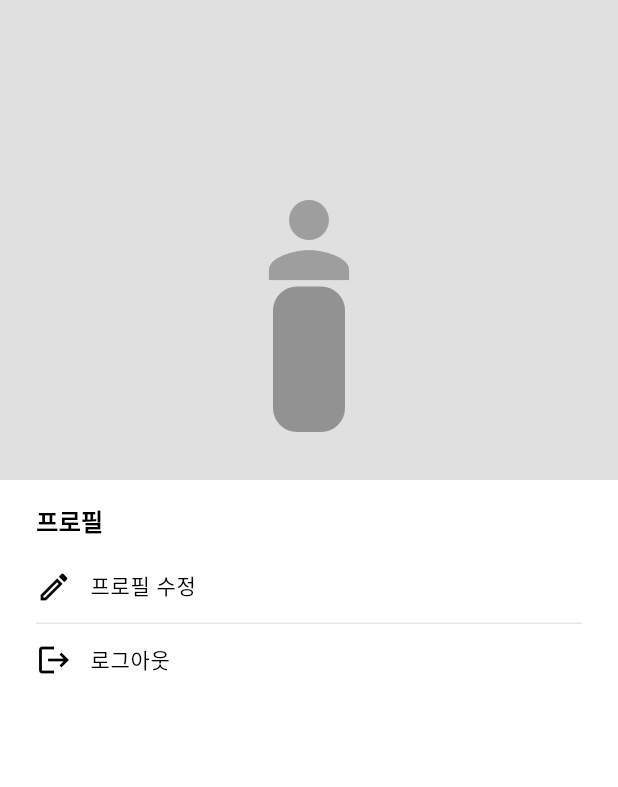
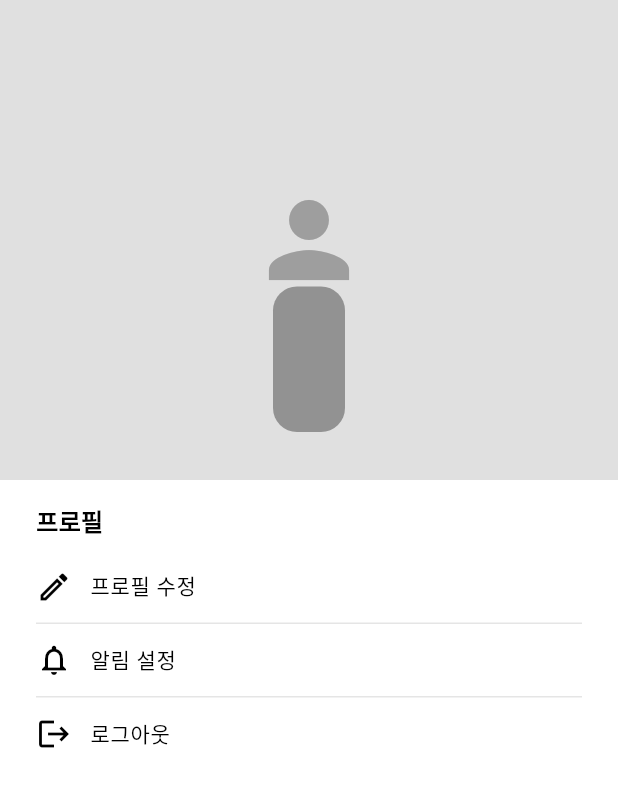
Before and after one commit to ayz1070/youmr_v2, a Flutter app: the ProfilePage screen opened directly, on a phone screen of 412 x 824 dp. Shown: the top 787 px of the screen. Run offline on Flutter 3.47's test engine with Material 3 defaults, Android fonts, the phone set to English and light mode, and no system bars; our stand-ins replace cloud_firestore, dartz, firebase_auth, firebase_core, firebase_messaging, firebase_storage and 10 more; accounts and stored records are empty; Roboto replaces fonts that are missing (Montserrat).

Commit message:
[refactor] 공통 위젯 개선 #8

```diff
--- a/lib/core/errors/app_failure.dart
+++ b/lib/core/errors/app_failure.dart
@@ -7,4 +7,10 @@ class AppFailure implements Exception {
   final String message;
   /// 생성자
   const AppFailure(this.message);
+
+  /// 인증 실패 에러
+  static const AppFailure unauthorized = AppFailure('인증에 실패했습니다.');
+
+  /// 서버 에러
+  static AppFailure serverError(String error) => AppFailure('서버 오류: $error');
 }
--- a/lib/core/services/admob_service.dart
+++ b/lib/core/services/admob_service.dart
@@ -9,6 +9,9 @@ class AdMobService {
 
   /// AdMob 초기화 여부
   bool _isInitialized = false;
+
+  /// AdMob Application ID (AndroidManifest.xml과 동일해야 함)
+  static const String _applicationId = 'ca-app-pub-3940256099942544~3347511713';
 
   /// 테스트 광고 ID들
   static const String _testBannerAdUnitId = 'ca-app-pub-3940256099942544/6300978111';
--- a/lib/features/profile/presentation/pages/profile_page.dart
+++ b/lib/features/profile/presentation/pages/profile_page.dart
@@ -4,6 +4,8 @@ import '../providers/profile_provider.dart';
 import '../../domain/entities/profile.dart';
 import 'profile_edit_page.dart';
 import '../../../auth/presentation/pages/profile_setup_page.dart';
+import '../../../notification/presentation/pages/notification_settings_page.dart';
+import '../../../notification/presentation/pages/admin_notification_page.dart';
 
 /// 프로필 탭 페이지 (Provider 기반)
 class ProfilePage extends ConsumerWidget {
@@ -114,7 +116,7 @@ class ProfilePage extends ConsumerWidget {
                       ],
                     ),
                   ),
-                  // 메뉴 리스트 (프로필 수정, 로그아웃)
+                  // 메뉴 리스트 (프로필 수정, 알림 설정, 로그아웃)
                   Padding(
                     padding: const EdgeInsets.symmetric(horizontal: 0),
                     child: Column(
@@ -129,6 +131,18 @@ class ProfilePage extends ConsumerWidget {
                             if (result == true) {
                               notifier.build(); // 프로필 정보 새로고침
                             }
+                          },
+                          contentPadding: const EdgeInsets.symmetric(horizontal: 24),
+                          visualDensity: VisualDensity.compact,
+                        ),
+                        const Divider(height: 1, thickness: 1, indent: 24, endIndent: 24),
+                        ListTile(
+                          leading: const Icon(Icons.notifications_outlined),
+                          title: const Text('알림 설정', style: TextStyle(fontSize: 14)),
+                          onTap: () {
+                            Navigator.of(context).push(
+                              MaterialPageRoute(builder: (_) => const NotificationSettingsPage()),
+                            );
                           },
                           contentPadding: const EdgeInsets.symmetric(horizontal: 24),
                           visualDensity: VisualDensity.compact,
@@ -153,16 +167,32 @@ class ProfilePage extends ConsumerWidget {
                     child: Column(
                       crossAxisAlignment: CrossAxisAlignment.stretch,
                       children: [
-                        if (isAdmin)
+                        if (isAdmin) ...[
                           Card(
                             color: Colors.blue[50],
-                            child: ListTile(
-                              leading: const Icon(Icons.admin_panel_settings, color: Colors.blue),
-                              title: const Text('관리자 메뉴'),
-                              subtitle: const Text('공지글 관리, 회원 관리 등'),
-                              onTap: () {}, // TODO: 관리자 기능 연결
+                            child: Column(
+                              children: [
+                                ListTile(
+                                  leading: const Icon(Icons.admin_panel_settings, color: Colors.blue),
+                                  title: const Text('관리자 메뉴'),
+                                  subtitle: const Text('공지글 관리, 회원 관리 등'),
+                                  onTap: () {}, // TODO: 관리자 기능 연결
+                                ),
+                                const Divider(height: 1),
+                                ListTile(
+                                  leading: const Icon(Icons.send, color: Colors.blue),
+                                  title: const Text('알림 전송'),
+                                  subtitle: const Text('사용자들에게 푸시 알림 전송'),
+                                  onTap: () {
+                                    Navigator.of(context).push(
+                                      MaterialPageRoute(builder: (_) => const AdminNotificationPage()),
+                                    );
+                                  },
+                                ),
+                              ],
                             ),
                           ),
+                        ],
                       ],
                     ),
                   ),
--- a/pubspec.yaml
+++ b/pubspec.yaml
@@ -17,6 +17,7 @@ dependencies:
   firebase_auth: ^5.6.1
   cloud_firestore: ^5.6.10
   firebase_storage: ^12.0.0
+  firebase_messaging: ^15.1.3
   google_sign_in: ^6.2.1
   youtube_player_flutter: ^9.1.1
   intl: ^0.18.1
@@ -35,6 +36,8 @@ dependencies:
   logger:
   url_launcher:
   flutter_naver_map: ^1.3.1
+  flutter_local_notifications: ^17.2.2
+  timezone: ^0.9.2
 
   # AdMob 관련 의존성
   google_mobile_ads: ^6.0.0
```
Also changed, not shown: lib/core/widgets/primary_app_bar.dart (+6 -1 lines), lib/features/auth/presentation/pages/splash_page.dart (+55 -4 lines), lib/features/auth/presentation/providers/auth_provider.dart (+12 -0 lines), lib/features/profile/presentation/providers/profile_provider.dart (+18 -3 lines), lib/main.dart (+12 -0 lines), pubspec.lock.
